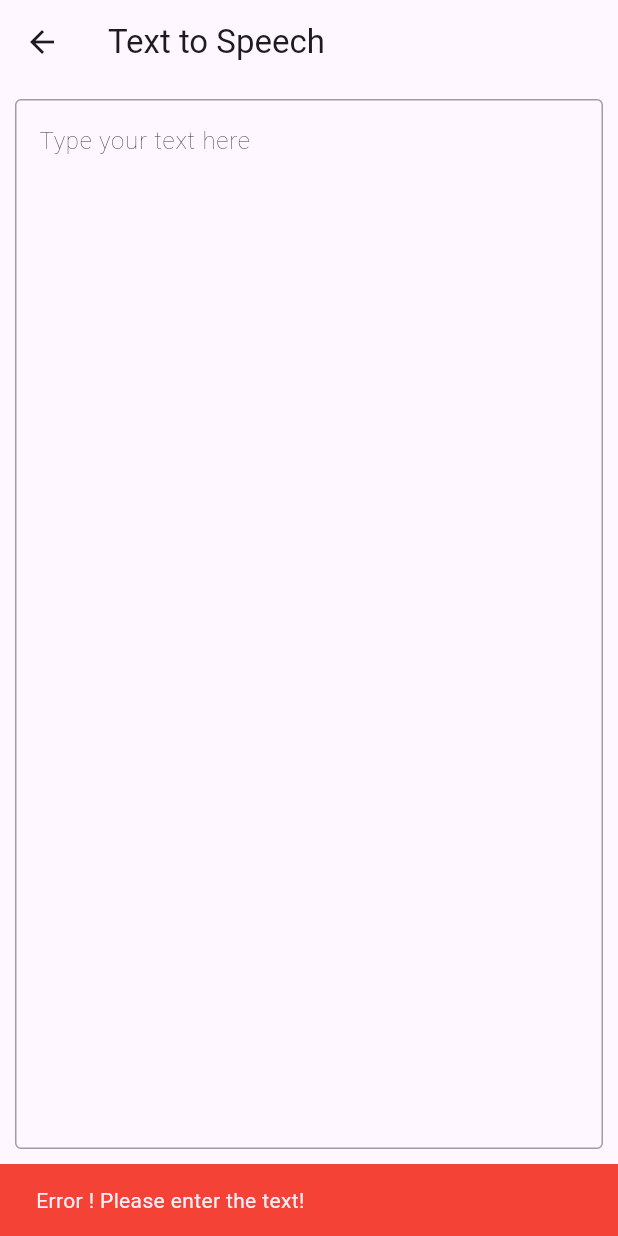
After one commit to winprotest/voice_commands, a Flutter app: the TTSTestPage screen opened directly, after a tap on "Speak from Text", on a phone screen of 412 x 824 dp. The commit adds this screen. Run offline on Flutter 3.47's test engine with Material 3 defaults, Android fonts, the phone set to English and light mode, and no system bars; our stand-ins replace audioplayers, file_picker, flutter_dotenv, lottie, permission_handler, speech_to_text; missing offline and left inert: deepgram_speech_to_text, record, universal_file.

Commit message:
add for text to speech

```diff
--- /dev/null
+++ b/simplevoicecommands/lib/deepgram/tts_stt_main.dart
@@ -0,0 +1,34 @@
+
+
+import 'package:flutter/material.dart';
+import 'package:simplevoicecommands/deepgram/tts_test.dart';
+import 'package:simplevoicecommands/deepgram/stt_test.dart';
+
+class TTSSSTMainPage extends StatelessWidget {
+  const TTSSSTMainPage({ super.key });
+
+  @override
+  Widget build(BuildContext context) {
+    return Scaffold(
+        appBar: AppBar(title: Text('Voice Agent Test')),
+      body:Center(
+        child:SizedBox(
+          height: MediaQuery.of(context).size.height * 0.2,
+          child:Column(
+            children: [
+              Expanded(child:OutlinedButton(onPressed: (){
+                Navigator.push(context,
+                    MaterialPageRoute(builder: (context) => TTSTestPage(title: 'Text to Speech')));
+              }, child: Text('Text to Speech'))),
+              const SizedBox(height: 20,),
+              Expanded(child:OutlinedButton(onPressed: (){
+                Navigator.push(context,
+                    MaterialPageRoute(builder: (context) => STTTestPage(title: 'Speech to Text')));
+              }, child: Text('Speech to Text'))),
+            ],
+          ),
+        )
+      )
+    );
+  }
+}
--- /dev/null
+++ b/simplevoicecommands/lib/deepgram/tts_test.dart
@@ -0,0 +1,113 @@
+
+import 'dart:developer';
+import 'dart:io';
+import 'dart:typed_data';
+
+import 'package:audioplayers/audioplayers.dart';
+import 'package:deepgram_speech_to_text/deepgram_speech_to_text.dart';
+import 'package:flutter/material.dart';
+import 'package:lottie/lottie.dart';
+import 'package:permission_handler/permission_handler.dart';
+import 'package:record/record.dart';
+import 'package:simplevoicecommands/deepgram/utils.dart';
+import 'package:simplevoicecommands/main.dart';
+
+
+// reference : https://developers.deepgram.com/reference/listen-file
+Map<String, dynamic> baseParams = {
+  'model': 'nova-2-general',
+  'detect_language': true,
+  'filler_words': false,
+  'punctuation': true,
+};
+
+class TTSTestPage extends StatefulWidget {
+  const TTSTestPage({super.key, required this.title});
+
+  final String title;
+
+  @override
+  State<TTSTestPage> createState() => _TTSTestPage();
+}
+
+class _TTSTestPage extends State<TTSTestPage> {
+
+  late TextStyle hintFontStyle;
+  late TextStyle normalFontStyle;
+  final TextEditingController _textEditingController = TextEditingController();
+  final ScrollController _scrollController = ScrollController();
+
+  @override
+  void initState() {
+    super.initState();
+    _init();
+  }
+
+  void _init() async {
+    hintFontStyle = TextStyle(fontFamily: 'Roboto', fontWeight: FontWeight.w100);
+    normalFontStyle = TextStyle(fontFamily: 'Roboto', fontWeight: FontWeight.w400);
+  }
+
+  void speakFromText() async {
+    if (_textEditingController.text.isEmpty){
+      showSnackbar(context, 'Error ! Please enter the text!', isError: true);
+      return;
+    }
+    //aura-orpheus-en
+    //&encoding=mp3&bit_rate=32000
+    Deepgram deepgramTTS = Deepgram(
+      deepgramAPIKey,
+      baseQueryParams: {'model': 'aura-asteria-en', 'encoding': "mp3",  'bit_rate': 48000,},
+      //baseQueryParams: {'model': 'aura-asteria-en', 'encoding': "linear16", 'container': "wav"},
+    );
+    final res = await deepgramTTS.speak.text(_textEditingController.text);
+    log(
+      'speakFromText runtimeType:${res.data.runtimeType} metaData:${res.metadata} '
+          'res.data:${res.data?.length}',
+    );
+    if (res.data == null) return debugPrint('No audio data found');
+    final data = res.data ;
+    debugPrint(' audio data found');
+    final player = AudioPlayer();
+    await player.setSourceBytes(res.data!);
+    await player.resume();
+    //await player.play(BytesSource(Deepgram.toWav(data!)));
+    debugPrint(' audio data play');
+  }
+
+  @override
+  Widget build(BuildContext context) {
+    return Scaffold(
+      appBar: AppBar(title: Text(widget.title)),
+      body: Center(
+        child: Column( children: [
+          Flexible(
+            flex: 3,
+            child: Container(
+              color: Colors.transparent,
+              padding: EdgeInsets.all(10),
+              child: Scrollbar(
+                controller: _scrollController,
+                thumbVisibility: true,
+                trackVisibility: true,
+                child: TextField(
+                  controller: _textEditingController,
+                  scrollController: _scrollController,
+                  decoration: InputDecoration(
+                    focusedBorder: OutlineInputBorder(borderSide: BorderSide(color:  Theme.of(context).primaryColor, width: 1.0)),
+                    enabledBorder: OutlineInputBorder(borderSide: BorderSide(color: Colors.grey, width: 1.0)),
+                    hintText: 'Type your text here',
+                    hintStyle: hintFontStyle,
+                  ),
+                  textInputAction: TextInputAction.newline,
+                  maxLines: 30,
+                ),
+              ),
+            ),
+          ),
+          OutlinedButton(onPressed: speakFromText, child: Text('Speak from Text')),]),
+      ),
+    );
+  }
+
+}
--- a/simplevoicecommands/lib/deepgram/utils.dart
+++ b/simplevoicecommands/lib/deepgram/utils.dart
@@ -1,5 +1,6 @@
 import 'dart:async';
 
+import 'package:flutter/material.dart';
 import 'package:flutter/services.dart';
 import 'package:path_provider/path_provider.dart';
 import 'package:universal_file/universal_file.dart';
@@ -56,3 +57,8 @@ StreamController<String> getTextStreamController({int duration = 6}) {
 
   return controller;
 }
+
+void showSnackbar(BuildContext context, String text, {bool isError = false}){
+  var snackBar = SnackBar(content: Text(text), backgroundColor: isError? Colors.red: Theme.of(context).primaryColor,);
+  ScaffoldMessenger.of(context).showSnackBar(snackBar);
+}
--- a/simplevoicecommands/lib/main.dart
+++ b/simplevoicecommands/lib/main.dart
@@ -1,8 +1,8 @@
 import 'package:deepgram_speech_to_text/deepgram_speech_to_text.dart';
 import 'package:flutter/material.dart';
 import 'package:flutter_dotenv/flutter_dotenv.dart';
-import 'package:simplevoicecommands/deepgram/zdeepgram_test.dart';
-import 'package:simplevoicecommands/stt_test.dart';
+import 'package:simplevoicecommands/deepgram/tts_stt_main.dart';
+import 'package:simplevoicecommands/deepgram/stt_test.dart';
 
 final deepgramAPIKey = dotenv.get("DEEPGRAM_API_KEY");
 Deepgram deepgram = Deepgram(deepgramAPIKey, baseQueryParams: baseParams);
@@ -31,7 +31,7 @@ class ExampleApp extends StatelessWidget {
       debugShowCheckedModeBanner: false,
       title: _title,
       theme: ThemeData(colorScheme: ColorScheme.fromSeed(seedColor: Colors.deepPurple)),
-      home: ZdeepgramTestPage(title: _title),
+      home: TTSSSTMainPage(),
     );
   }
 }
--- a/simplevoicecommands/pubspec.yaml
+++ b/simplevoicecommands/pubspec.yaml
@@ -37,7 +37,7 @@ dependencies:
 
   lottie: ^3.3.1
   permission_handler: ^11.3.1
-  speech_to_text: ^7.0.0
+  #speech_to_text: ^7.0.0
 
   #deepgram
   deepgram_speech_to_text: ^3.0.3
```
Also changed, not shown: simplevoicecommands/lib/deepgram/stt_test.dart (added, +231 -0 lines), simplevoicecommands/pubspec.lock, 1 other file.
